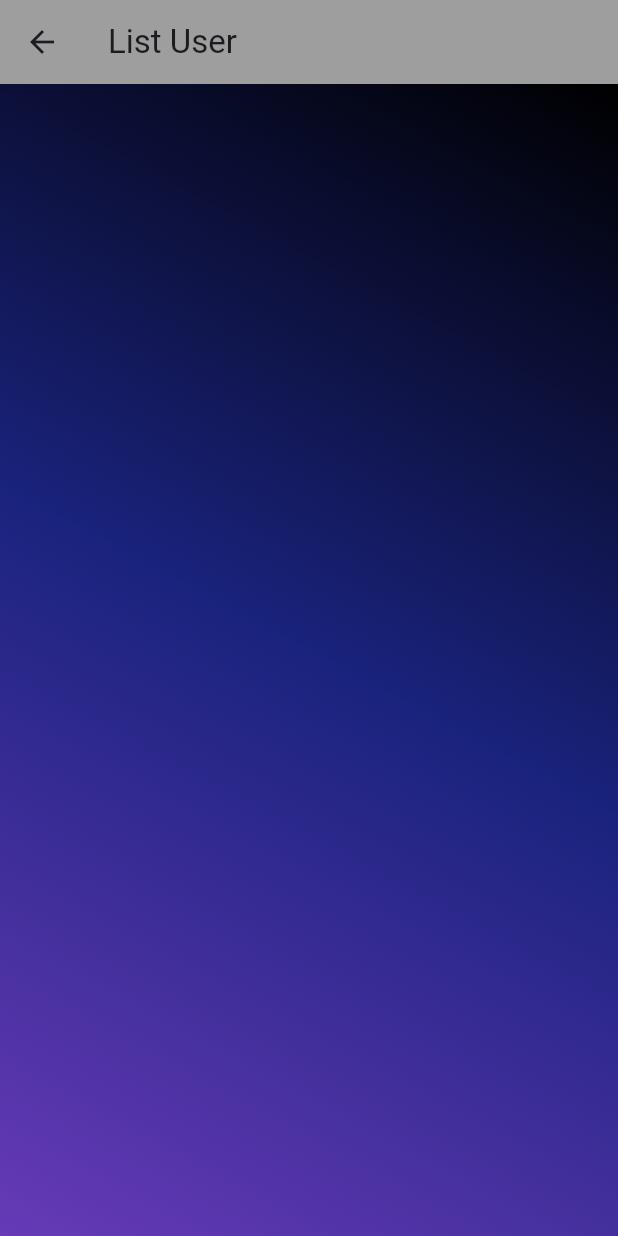
After one commit to ShinDSR/007_Aplikasi-manajemen-jadwal-kerja-dokter, a Flutter app: the UserForUser screen opened directly, on a phone screen of 412 x 824 dp. The commit adds this screen. Run offline on Flutter 3.47's test engine with Material 2 defaults, Android fonts, the phone set to English and light mode, and no system bars; our stand-ins replace cloud_firestore, firebase_auth, firebase_core; accounts and stored records are empty.

Commit message:
Add user_for_user view

```diff
--- a/lib/view/home/home_admin.dart
+++ b/lib/view/home/home_admin.dart
@@ -31,7 +31,9 @@ class _HomeAdminState extends State<HomeAdmin> {
         actions: [
           IconButton(
             icon: const Icon(Icons.account_circle),
-            onPressed: () {},
+            onPressed: () {
+              //
+            },
           ),
           IconButton(
             icon: const Icon(Icons.logout),
--- /dev/null
+++ b/lib/view/user/user_for_user.dart
@@ -0,0 +1,107 @@
+import 'package:cloud_firestore/cloud_firestore.dart';
+import 'package:flutter/material.dart';
+import 'package:jadwal_piket_dokter/view/user/user_detail.dart';
+
+import '../../controller/user_controller.dart';
+import '../../model/user_model.dart';
+
+class UserForUser extends StatefulWidget {
+  const UserForUser({super.key});
+
+  @override
+  State<UserForUser> createState() => _UserForUserState();
+}
+
+class _UserForUserState extends State<UserForUser> {
+  var ufac = UserController();
+
+  @override
+  void initState() {
+    ufac.getUser();
+    super.initState();
+  }
+
+  @override
+  Widget build(BuildContext context) {
+    return Scaffold(
+      appBar: AppBar(
+        title: const Text('List User'),
+        backgroundColor: Colors.grey,
+      ),
+      body: Container(
+        decoration: const BoxDecoration(
+          gradient: LinearGradient(
+            begin: Alignment.topRight,
+            end: Alignment.bottomLeft,
+            colors: [
+              Color(0xFF000000),
+              Color(0xFF1A237E),
+              Color(0xFF673AB7),
+            ],
+          ),
+        ),
+        child: SafeArea(
+          child: Column(
+            crossAxisAlignment: CrossAxisAlignment.center,
+            children: [
+              Expanded(
+                child: StreamBuilder<List<DocumentSnapshot>>(
+                  stream: ufac.stream,
+                  builder: (context, snapshot) {
+                    if (!snapshot.hasData) {
+                      return const Center(
+                        child: CircularProgressIndicator(),
+                      );
+                    }
+
+                    final List<DocumentSnapshot> data = snapshot.data!;
+
+                    return ListView.builder(
+                      itemCount: data.length,
+                      itemBuilder: (context, index) {
+                        return Padding(
+                          padding: const EdgeInsets.all(8.0),
+                          child: InkWell(
+                            onTap: () {
+                              Navigator.push(
+                                context,
+                                MaterialPageRoute(
+                                  builder: (context) => UserDetail(
+                                    userModel: UserModel.fromMap(data[index].data() as Map<String, dynamic>),
+                                    user:data[index],
+                                  ),
+                                ),
+                              );
+                            },
+                            child: Card(
+                              elevation: 8,
+                              child: ListTile(
+                                  leading: CircleAvatar(
+                                    backgroundColor: Colors.blue,
+                                    child: Text(
+                                      data[index]['name']
+                                          .substring(0, 1)
+                                          .toUpperCase(),
+                                      style: const TextStyle(
+                                          color: Colors.white,
+                                          fontWeight: FontWeight.bold),
+                                    ),
+                                  ),
+                                  title: Text(data[index]['name']),
+                                  subtitle: Text(data[index]['poli']),
+                                ),
+                            ),
+                          ),
+                        );
+                      },
+                    );
+                  },
+                ),
+              )
+            ],
+          ),
+        ),
+      ),
+    );
+  }
+}
```
